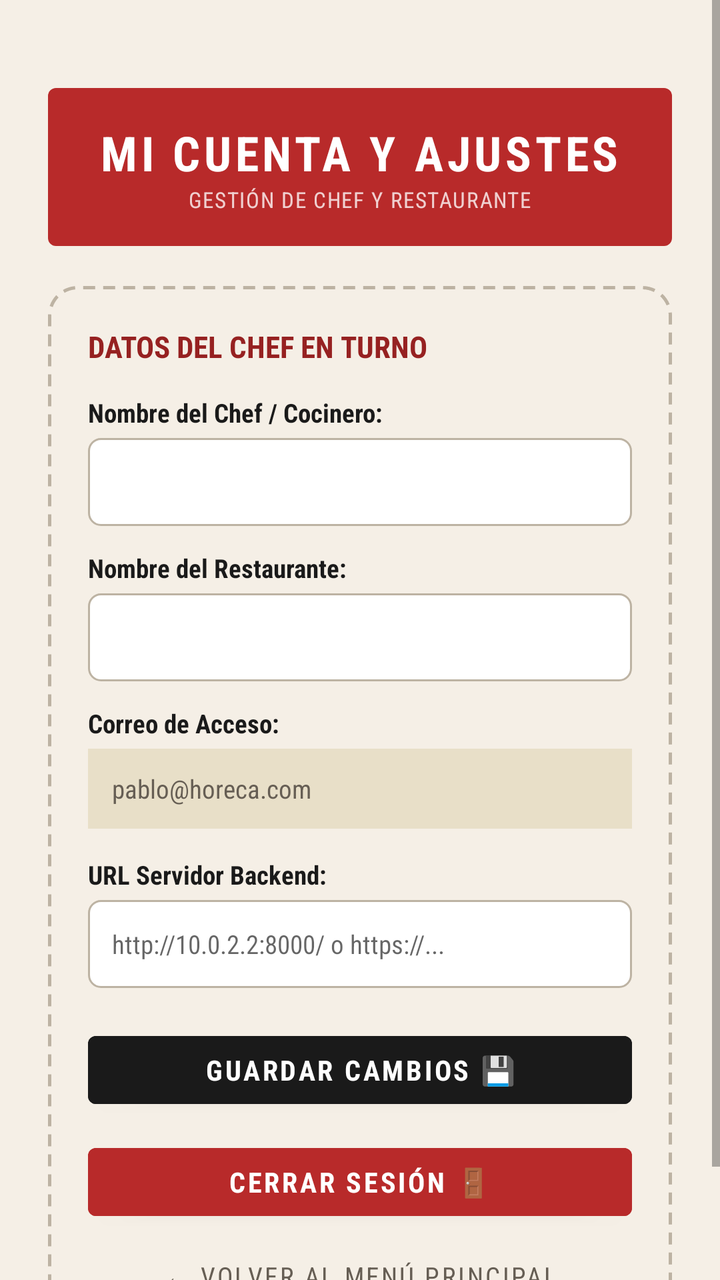
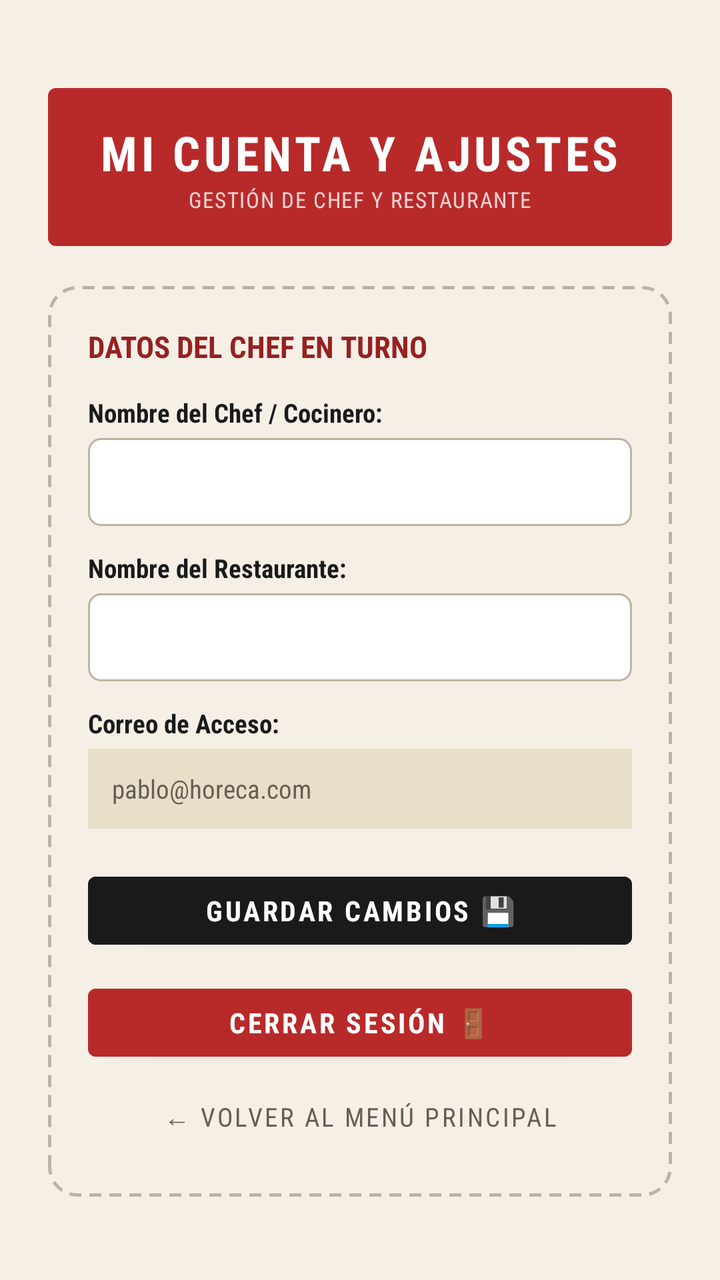

Before-and-after screenshots of an Android layout around one commit, followed by the original layout XML and the change that was made.
<!-- AndroidManifest.xml: application theme Theme.FBSmartOrder -->
<!-- res/layout/activity_profile.xml -->
<?xml version="1.0" encoding="utf-8"?>
<ScrollView xmlns:android="http://schemas.android.com/apk/res/android"
    xmlns:app="http://schemas.android.com/apk/res-auto"
    xmlns:tools="http://schemas.android.com/tools"
    android:layout_width="match_parent"
    android:layout_height="match_parent"
    android:background="@color/bg_paper"
    android:fillViewport="true">

    <LinearLayout
        android:layout_width="match_parent"
        android:layout_height="wrap_content"
        android:gravity="center_horizontal"
        android:orientation="vertical"
        android:padding="24dp">

        
        <LinearLayout
            android:layout_width="match_parent"
            android:layout_height="wrap_content"
            android:layout_marginTop="20dp"
            android:background="@drawable/bg_stamp_header"
            android:gravity="center"
            android:orientation="vertical"
            android:paddingTop="16dp"
            android:paddingBottom="16dp">

            <TextView
                android:layout_width="wrap_content"
                android:layout_height="wrap_content"
                android:fontFamily="sans-serif-condensed"
                android:letterSpacing="0.08"
                android:text="MI CUENTA Y AJUSTES"
                android:textColor="@color/white"
                android:textSize="24sp"
                android:textStyle="bold" />

            <TextView
                android:layout_width="wrap_content"
                android:layout_height="wrap_content"
                android:fontFamily="sans-serif-condensed"
                android:letterSpacing="0.05"
                android:text="GESTIÓN DE CHEF Y RESTAURANTE"
                android:textColor="#F0D0D0"
                android:textSize="11sp" />
        </LinearLayout>

        
        <LinearLayout
            android:layout_width="match_parent"
            android:layout_height="wrap_content"
            android:layout_marginTop="20dp"
            android:background="@drawable/bg_search_dashed"
            android:orientation="vertical"
            android:padding="20dp">

            <TextView
                android:layout_width="wrap_content"
                android:layout_height="wrap_content"
                android:fontFamily="sans-serif-condensed"
                android:text="DATOS DEL CHEF EN TURNO"
                android:textColor="@color/stamp_red_dark"
                android:textSize="15sp"
                android:textStyle="bold" />

            
            <TextView
                android:layout_width="wrap_content"
                android:layout_height="wrap_content"
                android:layout_marginTop="14dp"
                android:fontFamily="sans-serif-condensed"
                android:text="Nombre del Chef / Cocinero:"
                android:textColor="@color/text_primary"
                android:textSize="13sp"
                android:textStyle="bold" />

            <EditText
                android:id="@+id/etProfileChefName"
                android:layout_width="match_parent"
                android:layout_height="44dp"
                android:layout_marginTop="4dp"
                android:background="@drawable/bg_search_input"
                android:fontFamily="sans-serif-condensed"
                android:inputType="textPersonName"
                android:paddingStart="12dp"
                android:paddingEnd="12dp"
                android:textColor="@color/text_primary"
                android:textSize="14sp" />

            
            <TextView
                android:layout_width="wrap_content"
                android:layout_height="wrap_content"
                android:layout_marginTop="12dp"
                android:fontFamily="sans-serif-condensed"
                android:text="Nombre del Restaurante:"
                android:textColor="@color/text_primary"
                android:textSize="13sp"
                android:textStyle="bold" />

            <EditText
                android:id="@+id/etProfileRestaurant"
                android:layout_width="match_parent"
                android:layout_height="44dp"
                android:layout_marginTop="4dp"
                android:background="@drawable/bg_search_input"
                android:fontFamily="sans-serif-condensed"
                android:inputType="textCapWords"
                android:paddingStart="12dp"
                android:paddingEnd="12dp"
                android:textColor="@color/text_primary"
                android:textSize="14sp" />

            
            <TextView
                android:layout_width="wrap_content"
                android:layout_height="wrap_content"
                android:layout_marginTop="12dp"
                android:fontFamily="sans-serif-condensed"
                android:text="Correo de Acceso:"
                android:textColor="@color/text_primary"
                android:textSize="13sp"
                android:textStyle="bold" />

            <TextView
                android:id="@+id/tvProfileEmail"
                android:layout_width="match_parent"
                android:layout_height="40dp"
                android:layout_marginTop="4dp"
                android:background="#E8DFC8"
                android:fontFamily="sans-serif-condensed"
                android:gravity="center_vertical"
                android:paddingStart="12dp"
                android:paddingEnd="12dp"
                android:text="pablo@horeca.com"
                android:textColor="@color/text_secondary"
                android:textSize="13sp" />

            
            <TextView
                android:layout_width="wrap_content"
                android:layout_height="wrap_content"
                android:layout_marginTop="14dp"
                android:fontFamily="sans-serif-condensed"
                android:text="URL Servidor Backend:"
                android:textColor="@color/text_primary"
                android:textSize="13sp"
                android:textStyle="bold" />

            <EditText
                android:id="@+id/etProfileServer"
                android:layout_width="match_parent"
                android:layout_height="44dp"
                android:layout_marginTop="4dp"
                android:background="@drawable/bg_search_input"
                android:fontFamily="sans-serif-condensed"
                android:hint="http://10.0.2.2:8000/ o https://..."
                android:inputType="textUri"
                android:paddingStart="12dp"
                android:paddingEnd="12dp"
                android:textColor="@color/text_primary"
                android:textSize="13sp" />

            <ProgressBar
                android:id="@+id/pbProfileLoading"
                android:layout_width="wrap_content"
                android:layout_height="wrap_content"
                android:layout_gravity="center_horizontal"
                android:layout_marginTop="10dp"
                android:visibility="gone" />

            
            <Button
                android:id="@+id/btnProfileSave"
                android:layout_width="match_parent"
                android:layout_height="46dp"
                android:layout_marginTop="18dp"
                android:backgroundTint="@color/button_retro_bg"
                android:fontFamily="sans-serif-condensed"
                android:text="GUARDAR CAMBIOS 💾"
                android:textColor="@color/white"
                android:textSize="14sp"
                android:textStyle="bold" />

            
            <Button
                android:id="@+id/btnProfileLogout"
                android:layout_width="match_parent"
                android:layout_height="46dp"
                android:layout_marginTop="10dp"
                android:backgroundTint="@color/stamp_red"
                android:fontFamily="sans-serif-condensed"
                android:text="CERRAR SESIÓN 🚪"
                android:textColor="@color/white"
                android:textSize="14sp"
                android:textStyle="bold" />

            
            <Button
                android:id="@+id/btnProfileBack"
                style="@style/Widget.MaterialComponents.Button.TextButton"
                android:layout_width="match_parent"
                android:layout_height="40dp"
                android:layout_marginTop="4dp"
                android:fontFamily="sans-serif-condensed"
                android:text="← Volver al Menú Principal"
                android:textColor="@color/text_secondary"
                android:textSize="13sp" />

        </LinearLayout>

    </LinearLayout>
</ScrollView>
<!-- resources referenced by this layout -->
<resources>
  <color name="bg_paper">#F5EFE6</color>
  <color name="button_retro_bg">#1A1A1A</color>
  <color name="stamp_red">#B82A2A</color>
  <color name="stamp_red_dark">#962121</color>
  <color name="text_primary">#1A1A1A</color>
  <color name="text_secondary">#665E54</color>
  <color name="white">#FFFFFFFF</color>
  <!-- drawable bg_search_dashed (drawable) -->
  <?xml version="1.0" encoding="utf-8"?>
  <shape xmlns:android="http://schemas.android.com/apk/res/android"
      android:shape="rectangle">
      <solid android:color="@android:color/transparent" />
      <stroke
          android:width="1.5dp"
          android:color="@color/border_dashed"
          android:dashWidth="6dp"
          android:dashGap="4dp" />
      <corners android:radius="14dp" />
  </shape>
  <!-- drawable bg_search_input (drawable) -->
  <?xml version="1.0" encoding="utf-8"?>
  <shape xmlns:android="http://schemas.android.com/apk/res/android"
      android:shape="rectangle">
      <solid android:color="#FFFFFF" />
      <stroke
          android:width="1dp"
          android:color="@color/border_dashed" />
      <corners android:radius="6dp" />
  </shape>
  <!-- drawable bg_stamp_header (drawable) -->
  <?xml version="1.0" encoding="utf-8"?>
  <shape xmlns:android="http://schemas.android.com/apk/res/android"
      android:shape="rectangle">
      <solid android:color="@color/stamp_red" />
      <corners android:radius="4dp" />
  </shape>
  <style name="Theme.FBSmartOrder" parent="Theme.MaterialComponents.DayNight.NoActionBar">
          <item name="colorPrimary">@color/stamp_red</item>
          <item name="colorPrimaryVariant">@color/stamp_red_dark</item>
          <item name="colorOnPrimary">@color/white</item>
          <item name="android:windowBackground">@color/bg_paper</item>
          <item name="android:statusBarColor">@color/bg_paper</item>
          <item name="android:windowLightStatusBar" tools:targetApi="m">true</item>
      </style>
  <color name="border_dashed">#BDB3A3</color>
</resources>

<!-- the commit's change to res/layout/activity_profile.xml (unified diff, before → after) -->
@@ -136,31 +136,6 @@
                 android:textColor="@color/text_secondary"
                 android:textSize="13sp" />
 
-            
-            <TextView
-                android:layout_width="wrap_content"
-                android:layout_height="wrap_content"
-                android:layout_marginTop="14dp"
-                android:fontFamily="sans-serif-condensed"
-                android:text="URL Servidor Backend:"
-                android:textColor="@color/text_primary"
-                android:textSize="13sp"
-                android:textStyle="bold" />
-
-            <EditText
-                android:id="@+id/etProfileServer"
-                android:layout_width="match_parent"
-                android:layout_height="44dp"
-                android:layout_marginTop="4dp"
-                android:background="@drawable/bg_search_input"
-                android:fontFamily="sans-serif-condensed"
-                android:hint="http://10.0.2.2:8000/ o https://..."
-                android:inputType="textUri"
-                android:paddingStart="12dp"
-                android:paddingEnd="12dp"
-                android:textColor="@color/text_primary"
-                android:textSize="13sp" />
-
             <ProgressBar
                 android:id="@+id/pbProfileLoading"
                 android:layout_width="wrap_content"
